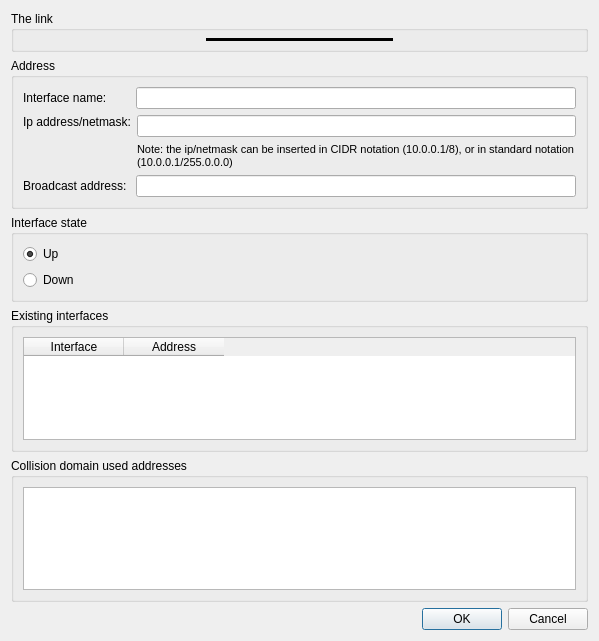
slux83/visual-netkit, file ui/addLink.ui: the form before one commit.
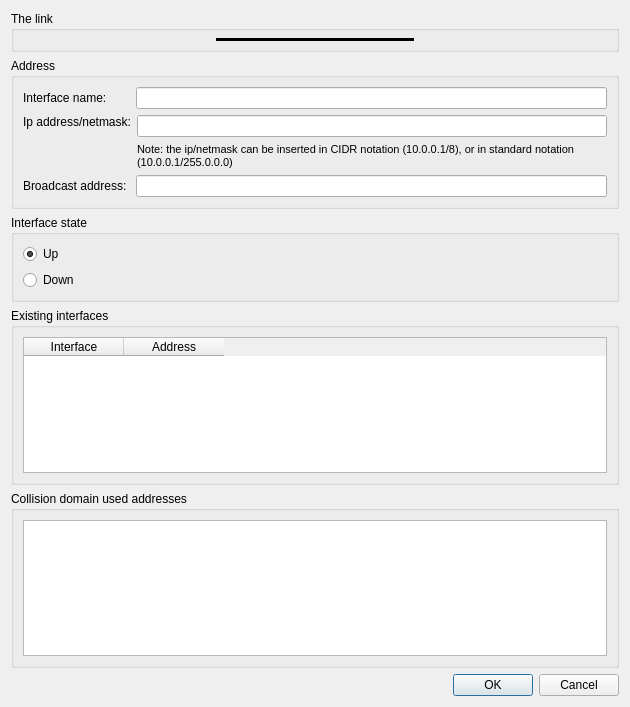
The form after the commit.

Commit message: fixed the size of the dialog

```diff
--- a/ui/addLink.ui
+++ b/ui/addLink.ui
@@ -5,10 +5,16 @@
    <rect>
     <x>0</x>
     <y>0</y>
-    <width>599</width>
-    <height>641</height>
+    <width>630</width>
+    <height>707</height>
    </rect>
   </property>
+  <property name="minimumSize" >
+   <size>
+    <width>600</width>
+    <height>650</height>
+   </size>
+  </property>
   <property name="windowTitle" >
    <string>Visual Netkit - Add link</string>
   </property>
```
